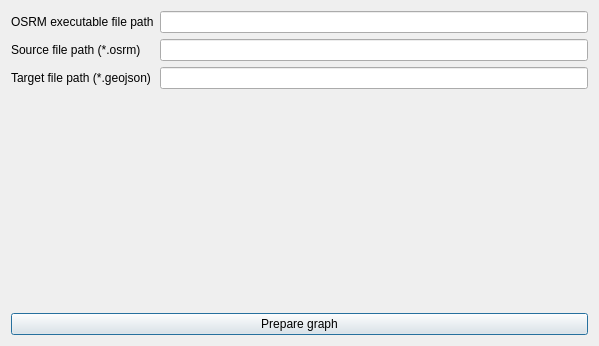
This is plugin/osrm/test_settings_dialog.ui in MikhanGusev/osrm_for_qgis as Qt 5 draws it before an edit. The edited form follows.
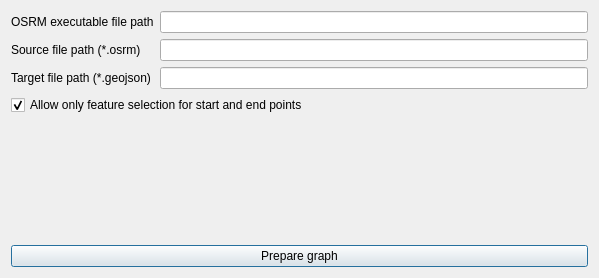
This is the edited form.

Commit message: Added coordinates selection as start and end points

Diff of the .ui file:
```diff
--- a/plugin/osrm/test_settings_dialog.ui
+++ b/plugin/osrm/test_settings_dialog.ui
@@ -7,7 +7,7 @@
     <x>0</x>
     <y>0</y>
     <width>599</width>
-    <height>346</height>
+    <height>278</height>
    </rect>
   </property>
   <property name="windowTitle">
@@ -60,6 +60,16 @@
      </item>
     </layout>
    </item>
+   <item>
+    <widget class="QCheckBox" name="checkBox">
+     <property name="text">
+      <string>Allow only feature selection for start and end points</string>
+     </property>
+     <property name="checked">
+      <bool>true</bool>
+     </property>
+    </widget>
+   </item>
    <item>
     <spacer name="verticalSpacer">
      <property name="orientation">
```
Left out of the diff: 6 changed lines with no effect on the pictures. The commit also changes 5 other files.
